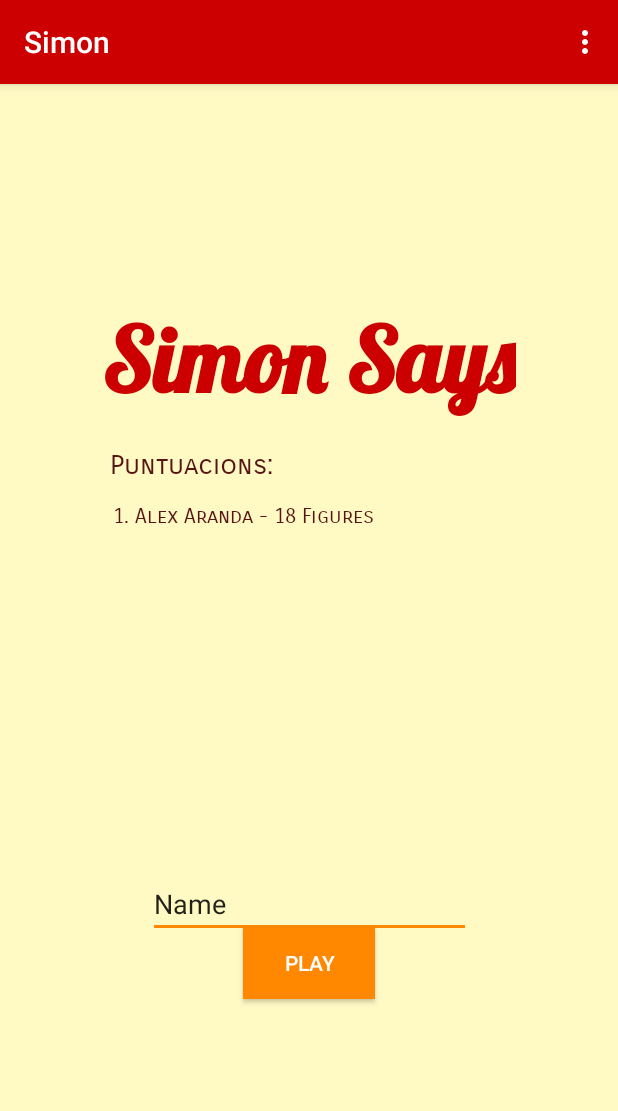
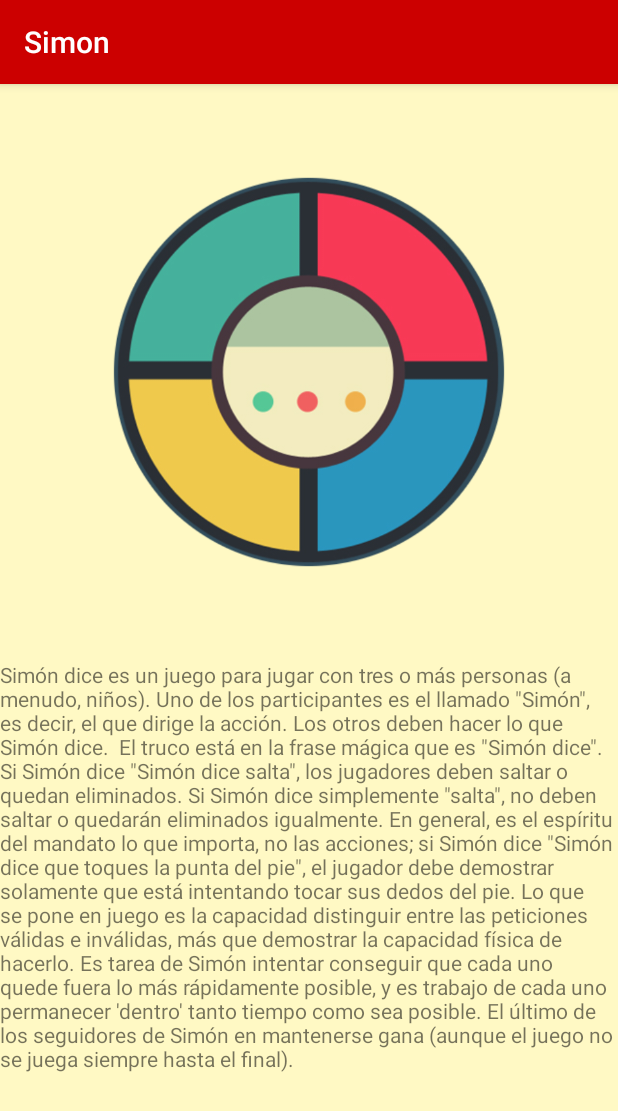
Before and after one commit to aaronsalva27/Simon-Android, an Android app: the WelcomeActivity screen opened directly, with no data from a screen before it, in the options menu, after a tap on "Help", on a phone screen of 412 x 824 dp. Shown: the top 1111 px of the screen. Run offline under Robolectric (Android 15) with nearby library versions, the phone set to English and light mode, and no system bars; our stand-ins replace Firebase (no records; nobody signed in at launch, a user with empty details on screens opened directly).

Commit message:
firebase aand fragments

```diff
--- a/app/src/main/AndroidManifest.xml
+++ b/app/src/main/AndroidManifest.xml
@@ -27,6 +27,7 @@
             android:name=".SimonView.SimonActivity"
             android:noHistory="true" />
         <activity android:name=".EndActivity" />
+        <activity android:name=".Fragments.Main_Fragment" />
         <activity android:name=".WelcomeActivity" />
         <activity android:name=".TableActivity" />
         <activity android:name=".Services.AudioTaskctivity"></activity>
--- a/app/src/main/java/edu/fje/dam/simon/FireBase/Llista_Players.java
+++ b/app/src/main/java/edu/fje/dam/simon/FireBase/Llista_Players.java
@@ -21,7 +21,7 @@ public class Llista_Players extends ArrayAdapter<Player> {
     List<Player> players;
 
     public Llista_Players(Activity context, List<Player> players) {
-        super(context, R.layout.activity_welcome, players);
+        super(context, R.layout.llista, players);
 
         this.context = context;
         this.players = players;
@@ -31,12 +31,15 @@ public class Llista_Players extends ArrayAdapter<Player> {
     @Override
     public View getView(int position, View convertView, ViewGroup parent) {
         LayoutInflater inflater = context.getLayoutInflater();
-        View listViewItem = inflater.inflate(R.layout.activity_welcome, null, true);
+        View listViewItem = inflater.inflate(R.layout.llista, null, true);
 
-        TextView nom = (TextView) listViewItem.findViewById(R.id.textViewPuntuacions);
+        TextView nom = (TextView) listViewItem.findViewById(R.id.nom);
+        TextView punts = (TextView) listViewItem.findViewById(R.id.punts);
 
         Player player = players.get(position);
         nom.setText(player.getName());
+        punts.setText(String.valueOf(player.getPoints()));
+;
 
         return listViewItem;
     }
--- /dev/null
+++ b/app/src/main/java/edu/fje/dam/simon/Fragments/Fragment1.java
@@ -0,0 +1,31 @@
+package edu.fje.dam.simon.Fragments;
+
+
+import android.app.Fragment;
+import android.os.Bundle;
+import android.view.LayoutInflater;
+import android.view.View;
+import android.view.ViewGroup;
+
+import edu.fje.dam.simon.R;
+
+
+/**
+ * A simple {@link Fragment} subclass.
+ */
+public class Fragment1 extends Fragment {
+
+
+    public Fragment1() {
+        // Required empty public constructor
+    }
+
+
+    @Override
+    public View onCreateView(LayoutInflater inflater, ViewGroup container,
+                             Bundle savedInstanceState) {
+        // Inflate the layout for this fragment
+        return inflater.inflate(R.layout.fragment_fragment1, container, false);
+    }
+
+}
--- /dev/null
+++ b/app/src/main/java/edu/fje/dam/simon/Fragments/Fragment2.java
@@ -0,0 +1,31 @@
+package edu.fje.dam.simon.Fragments;
+
+
+import android.app.Fragment;
+import android.os.Bundle;
+import android.view.LayoutInflater;
+import android.view.View;
+import android.view.ViewGroup;
+
+import edu.fje.dam.simon.R;
+
+
+/**
+ * A simple {@link Fragment} subclass.
+ */
+public class Fragment2 extends Fragment {
+
+
+    public Fragment2() {
+        // Required empty public constructor
+    }
+
+
+    @Override
+    public View onCreateView(LayoutInflater inflater, ViewGroup container,
+                             Bundle savedInstanceState) {
+        // Inflate the layout for this fragment
+        return inflater.inflate(R.layout.fragment_fragment2, container, false);
+    }
+
+}
--- /dev/null
+++ b/app/src/main/java/edu/fje/dam/simon/Fragments/Main_Fragment.java
@@ -0,0 +1,42 @@
+package edu.fje.dam.simon.Fragments;
+
+import android.app.FragmentManager;
+import android.app.FragmentTransaction;
+import android.content.res.Configuration;
+import android.os.Bundle;
+import android.support.v7.app.AppCompatActivity;
+import android.widget.Toast;
+
+import edu.fje.dam.simon.R;
+
+public class Main_Fragment extends AppCompatActivity {
+
+    @Override
+    protected void onCreate(Bundle savedInstanceState) {
+        super.onCreate(savedInstanceState);
+        setContentView(R.layout.activity_main__fragment);
+        FragmentManager manager = getFragmentManager();
+
+        FragmentTransaction transaction = manager.beginTransaction();
+        transaction.add(R.id.contenidorFragment1, new Fragment1());
+        transaction.setTransition(FragmentTransaction.TRANSIT_FRAGMENT_FADE);
+        transaction.commit();
+
+        transaction = manager.beginTransaction();
+        transaction.add(R.id.contenidorFragment2, new Fragment2());
+
+        transaction.commit();
+
+
+    }
+
+    @Override
+    public void onConfigurationChanged(Configuration novaConfiguracio) {
+        super.onConfigurationChanged(novaConfiguracio);
+        if (novaConfiguracio.orientation == Configuration.ORIENTATION_LANDSCAPE) {
+            Toast.makeText(this, "landscape", Toast.LENGTH_SHORT).show();
+        } else if (novaConfiguracio.orientation == Configuration.ORIENTATION_PORTRAIT){
+            Toast.makeText(this, "portrait", Toast.LENGTH_SHORT).show();
+        }
+    }
+}
--- a/app/src/main/java/edu/fje/dam/simon/Models/Player.java
+++ b/app/src/main/java/edu/fje/dam/simon/Models/Player.java
@@ -12,6 +12,10 @@ public class Player {
      * puntos del jugador
      */
     private int Points;
+
+    public Player() {
+
+    }
 
     /**
      * Constuctor
--- a/app/src/main/java/edu/fje/dam/simon/TableActivity.java
+++ b/app/src/main/java/edu/fje/dam/simon/TableActivity.java
@@ -29,6 +29,7 @@ import java.util.List;
 
 
 import edu.fje.dam.simon.Adapters.ImageAdapter;
+import edu.fje.dam.simon.Fragments.Main_Fragment;
 import edu.fje.dam.simon.Models.Game;
 import edu.fje.dam.simon.Models.Player;
 import edu.fje.dam.simon.Services.AudioIntentService;
@@ -274,6 +275,11 @@ public class TableActivity extends AudioTaskctivity {
                 isReproduint = !isReproduint;
 
                 return  true;
+            case R.id.help:
+                Intent intent = new Intent(this, Main_Fragment.class);
+                startActivity(intent);
+
+                return  true;
             default:
                 return super.onOptionsItemSelected(item);
         }
--- a/app/src/main/java/edu/fje/dam/simon/WelcomeActivity.java
+++ b/app/src/main/java/edu/fje/dam/simon/WelcomeActivity.java
@@ -9,11 +9,23 @@ import android.view.MenuItem;
 import android.view.View;
 import android.widget.Button;
 import android.widget.EditText;
+import android.widget.ListView;
 import android.widget.Toast;
 
 
+import com.google.firebase.database.DataSnapshot;
+import com.google.firebase.database.DatabaseError;
+import com.google.firebase.database.DatabaseReference;
+import com.google.firebase.database.FirebaseDatabase;
+import com.google.firebase.database.ValueEventListener;
+
+import java.util.ArrayList;
+import java.util.Collections;
+import java.util.Comparator;
 import java.util.List;
 
+import edu.fje.dam.simon.FireBase.Llista_Players;
+import edu.fje.dam.simon.Fragments.Main_Fragment;
 import edu.fje.dam.simon.Models.Player;
 import edu.fje.dam.simon.SimonView.SimonActivity;
 
@@ -24,6 +36,10 @@ public class WelcomeActivity extends AppCompatActivity {
     public static final String EXTRA_MISSATGE = "edu.fje.dam2.data";
     protected EditText editTextNom;
 
+    DatabaseReference DBPlayers;
+    List<Player> players;
+    ListView llistaPlayers;
+
     @Override
     protected void onCreate(Bundle savedInstanceState) {
         super.onCreate(savedInstanceState);
@@ -31,6 +47,10 @@ public class WelcomeActivity extends AppCompatActivity {
 
         editTextNom = (EditText) findViewById(R.id.editTextNom);
         PlayButton = (Button) findViewById(R.id.ButtonPlay);
+        llistaPlayers = (ListView) findViewById(R.id.ListViewPuntuacions);
+
+        players = new ArrayList<>();
+        DBPlayers = FirebaseDatabase.getInstance().getReference();
 
         // función anonima para cambiar de actividad
         PlayButton.setOnClickListener(new View.OnClickListener() {
@@ -49,6 +69,48 @@ public class WelcomeActivity extends AppCompatActivity {
 
         //Simon = FirebaseDatabase.getInstance().getReference("players");
         //Toast.makeText(this, nomPunts, Toast.LENGTH_SHORT).show();
+    }
+
+    @Override
+    protected void onStart() {
+        super.onStart();
+        DBPlayers.addValueEventListener(new ValueEventListener() {
+            @Override
+            public void onDataChange(DataSnapshot dataSnapshot) {
+
+                players.clear();
+
+                for (DataSnapshot postSnapshot : dataSnapshot.getChildren()) {
+                    Player artista = postSnapshot.getValue(Player.class);
+                    players.add(artista);
+                }
+
+
+
+                Collections.sort(players, new Comparator<Player>() {
+                    @Override
+                    public int compare(Player player, Player t1) {
+                        // avoiding NullPointerException in case name is null
+                        Integer v1 = new Integer(player.getPoints());
+                        Integer v2 = new Integer(t1.getPoints());
+                        return v2.compareTo(v1);
+
+                    }
+                });
+
+                if(players.size() > 10) {
+                    players = players.subList(0,9);
+                }
+
+                Llista_Players artistaAdapter = new Llista_Players(WelcomeActivity.this, players);
+                llistaPlayers.setAdapter(artistaAdapter);
+            }
+
+            @Override
+            public void onCancelled(DatabaseError databaseError) {
+
+            }
+        });
     }
 
     /**
@@ -70,7 +132,11 @@ public class WelcomeActivity extends AppCompatActivity {
     @Override
     public boolean onOptionsItemSelected(MenuItem item) {
         switch (item.getItemId()) {
+            case R.id.help:
+                Intent intent = new Intent(this, Main_Fragment.class);
+                startActivity(intent);
 
+                return  true;
             default:
                 return super.onOptionsItemSelected(item);
         }
--- /dev/null
+++ b/app/src/main/res/layout-land/activity_main__fragment.xml
@@ -0,0 +1,27 @@
+<?xml version="1.0" encoding="utf-8"?>
+<android.support.constraint.ConstraintLayout xmlns:android="http://schemas.android.com/apk/res/android"
+    xmlns:app="http://schemas.android.com/apk/res-auto"
+    xmlns:tools="http://schemas.android.com/tools"
+    android:layout_width="match_parent"
+    android:layout_height="match_parent"
+    android:orientation="vertical"
+    tools:context="edu.fje.dam.simon.Fragments.Main_Fragment">
+
+    <FrameLayout
+        android:id="@+id/contenidorFragment2"
+        android:layout_width="289dp"
+        android:layout_height="0dp"
+        android:layout_weight="2"
+        app:layout_constraintBottom_toBottomOf="parent"
+        app:layout_constraintEnd_toEndOf="parent"
+        app:layout_constraintTop_toTopOf="parent"></FrameLayout>
+
+    <FrameLayout
+        android:id="@+id/contenidorFragment1"
+        android:layout_width="302dp"
+        android:layout_height="309dp"
+        android:layout_weight="1"
+        app:layout_constraintStart_toStartOf="parent"
+        app:layout_constraintTop_toTopOf="parent"></FrameLayout>
+
+</android.support.constraint.ConstraintLayout>
--- /dev/null
+++ b/app/src/main/res/layout/activity_main__fragment.xml
@@ -0,0 +1,30 @@
+<?xml version="1.0" encoding="utf-8"?>
+<android.support.constraint.ConstraintLayout xmlns:android="http://schemas.android.com/apk/res/android"
+    xmlns:app="http://schemas.android.com/apk/res-auto"
+    xmlns:tools="http://schemas.android.com/tools"
+    android:layout_width="match_parent"
+    android:layout_height="match_parent"
+    android:orientation="horizontal"
+    tools:context="edu.fje.dam.simon.Fragments.Main_Fragment">
+
+    <FrameLayout
+        android:id="@+id/contenidorFragment2"
+        android:layout_width="0dp"
+        android:layout_height="0dp"
+        android:layout_weight="2"
+        app:layout_constraintBottom_toBottomOf="parent"
+        app:layout_constraintEnd_toEndOf="parent"
+        app:layout_constraintStart_toStartOf="parent"
+        app:layout_constraintTop_toBottomOf="@+id/contenidorFragment1"></FrameLayout>
+
+    <FrameLayout
+        android:id="@+id/contenidorFragment1"
+        android:layout_width="0dp"
+        android:layout_height="0dp"
+        android:layout_weight="1"
+        app:layout_constraintBottom_toTopOf="@+id/contenidorFragment2"
+        app:layout_constraintEnd_toEndOf="parent"
+        app:layout_constraintStart_toStartOf="parent"
+        app:layout_constraintTop_toTopOf="parent"></FrameLayout>
+
+</android.support.constraint.ConstraintLayout>
--- a/app/src/main/res/layout/activity_welcome.xml
+++ b/app/src/main/res/layout/activity_welcome.xml
@@ -6,8 +6,8 @@
     android:layout_height="match_parent"
     tools:context="edu.fje.dam.simon.WelcomeActivity">
 
-    <TextView
-        android:id="@+id/textViewPuntuacions"
+    <ListView
+        android:id="@+id/ListViewPuntuacions"
         android:layout_width="265dp"
         android:layout_height="237dp"
         android:layout_marginBottom="0dp"
@@ -15,7 +15,6 @@
         android:layout_marginRight="8dp"
         android:layout_marginTop="0dp"
         android:fontFamily="sans-serif-smallcaps"
-        android:text="1. Alex Aranda - 18 Figures"
         android:textColor="@color/colorPrimaryDark"
         android:textSize="14sp"
         app:layout_constraintBottom_toTopOf="@+id/editTextNom"
--- /dev/null
+++ b/app/src/main/res/layout/fragment_fragment1.xml
@@ -0,0 +1,15 @@
+<FrameLayout xmlns:android="http://schemas.android.com/apk/res/android"
+    xmlns:app="http://schemas.android.com/apk/res-auto"
+    xmlns:tools="http://schemas.android.com/tools"
+    android:layout_width="match_parent"
+    android:layout_height="match_parent"
+    tools:context="edu.fje.dam.simon.Fragments.Main_Fragment">
+
+    <!-- TODO: Update blank fragment layout -->
+
+    <ImageView
+        android:id="@+id/imageView"
+        android:layout_width="wrap_content"
+        android:layout_height="wrap_content"
+        app:srcCompat="@drawable/simon_logo" />
+</FrameLayout>
--- /dev/null
+++ b/app/src/main/res/layout/fragment_fragment2.xml
@@ -0,0 +1,14 @@
+<FrameLayout xmlns:android="http://schemas.android.com/apk/res/android"
+    xmlns:tools="http://schemas.android.com/tools"
+    android:layout_width="match_parent"
+    android:layout_height="match_parent"
+    tools:context="edu.fje.dam.simon.Fragments.Main_Fragment">
+
+    <!-- TODO: Update blank fragment layout -->
+
+    <TextView
+        android:id="@+id/textView3"
+        android:layout_width="match_parent"
+        android:layout_height="match_parent"
+        android:text="Simón dice es un juego para jugar con tres o más personas (a menudo, niños). Uno de los participantes es el llamado &quot;Simón&quot;, es decir, el que dirige la acción. Los otros deben hacer lo que Simón dice.  El truco está en la frase mágica que es &quot;Simón dice&quot;. Si Simón dice &quot;Simón dice salta&quot;, los jugadores deben saltar o quedan eliminados. Si Simón dice simplemente &quot;salta&quot;, no deben saltar o quedarán eliminados igualmente. En general, es el espíritu del mandato lo que importa, no las acciones; si Simón dice &quot;Simón dice que toques la punta del pie&quot;, el jugador debe demostrar solamente que está intentando tocar sus dedos del pie. Lo que se pone en juego es la capacidad distinguir entre las peticiones válidas e inválidas, más que demostrar la capacidad física de hacerlo. Es tarea de Simón intentar conseguir que cada uno quede fuera lo más rápidamente posible, y es trabajo de cada uno permanecer 'dentro' tanto tiempo como sea posible. El último de los seguidores de Simón en mantenerse gana (aunque el juego no se juega siempre hasta el final)." />
+</FrameLayout>
--- /dev/null
+++ b/app/src/main/res/layout/llista.xml
@@ -0,0 +1,21 @@
+<?xml version="1.0" encoding="utf-8"?>
+<LinearLayout xmlns:android="http://schemas.android.com/apk/res/android"
+    android:orientation="vertical" android:layout_width="match_parent"
+    android:layout_height="match_parent">
+
+    <TextView
+        android:id="@+id/nom"
+        android:layout_width="match_parent"
+        android:layout_height="wrap_content"
+        android:text="Sergi Grau"
+        android:textAppearance="@style/Base.TextAppearance.AppCompat.Large" />
+
+    <TextView
+        android:id="@+id/punts"
+        android:layout_width="match_parent"
+        android:layout_height="wrap_content"
+        android:text="10"
+        android:textAppearance="@style/Base.TextAppearance.AppCompat.Medium" />
+
+
+</LinearLayout>
--- a/app/src/main/res/menu/menu.xml
+++ b/app/src/main/res/menu/menu.xml
@@ -1,7 +1,7 @@
 <?xml version="1.0" encoding="utf-8"?>
 <menu xmlns:android="http://schemas.android.com/apk/res/android"
     xmlns:app="http://schemas.android.com/apk/res-auto">
-    <item android:id="@+id/action_settings"
+    <item android:id="@+id/help"
         android:title="@string/menu_help"
         app:showAsAction="never"/>
     <item android:id="@+id/music_settings"
```
